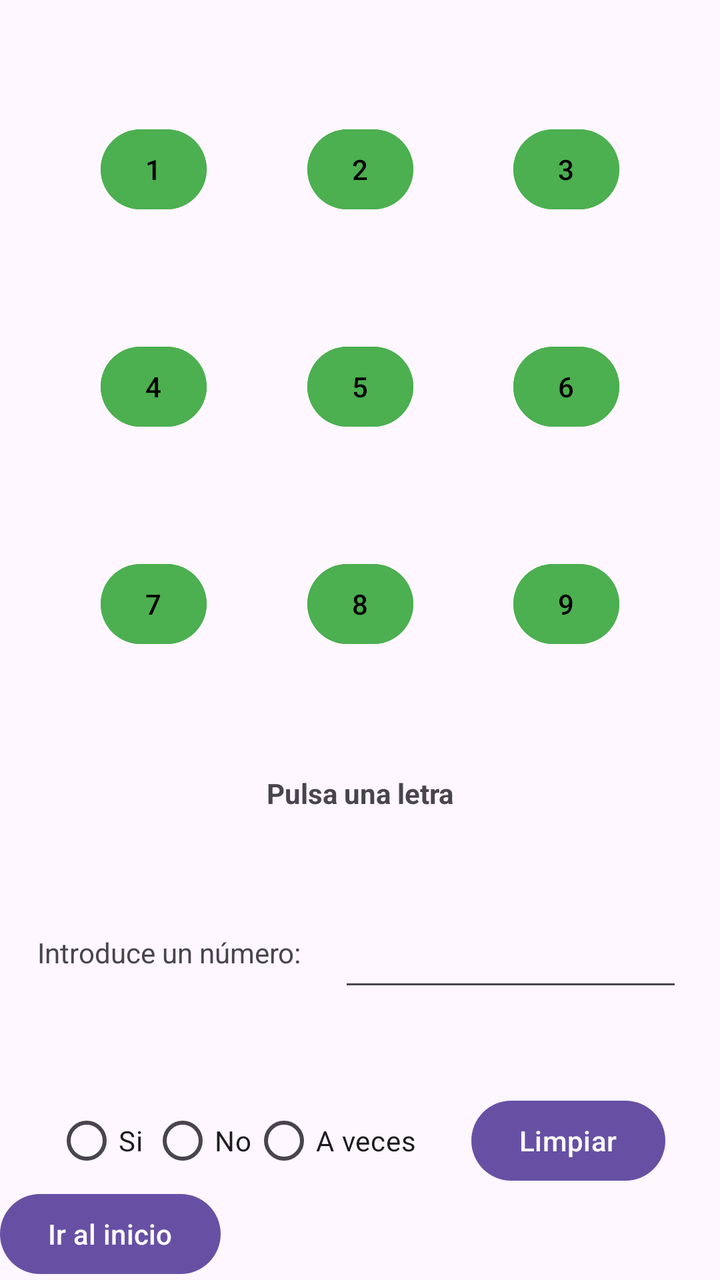
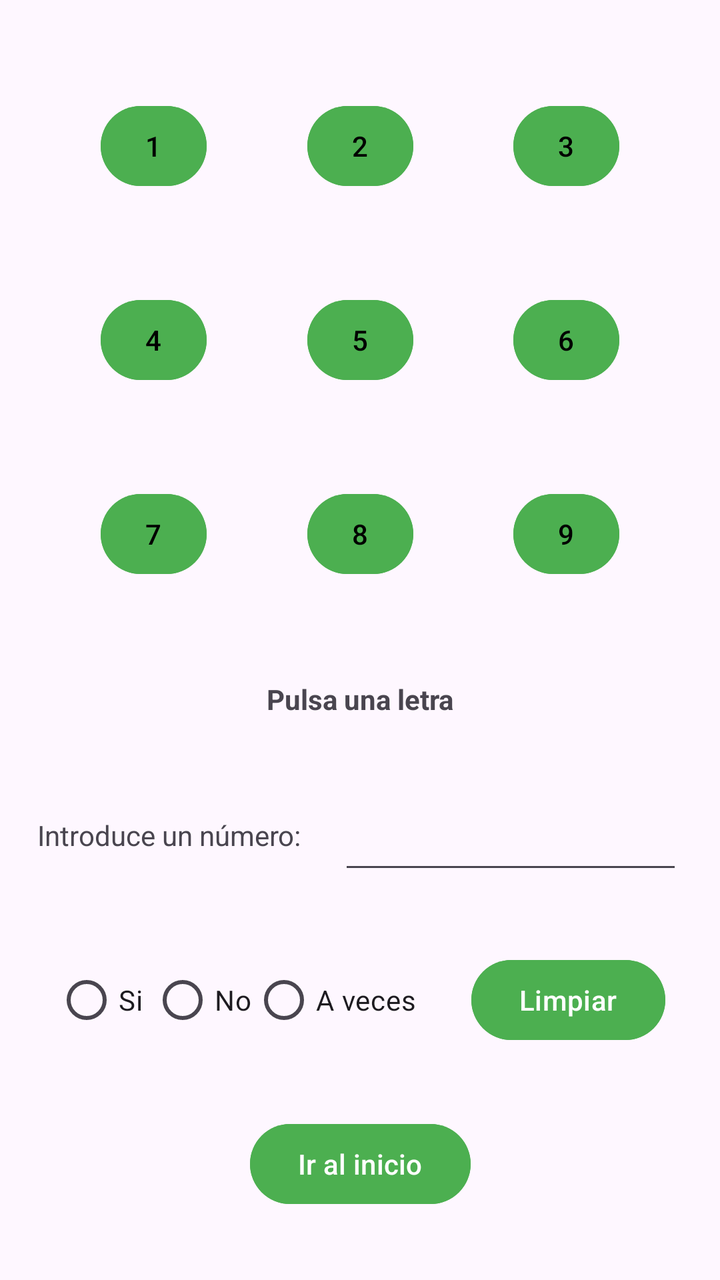

An Android layout rendered at two revisions. The XML below is the earlier revision; the diff shows what the commit changed to produce the second picture.
<!-- AndroidManifest.xml: application theme Theme.ElPastillero -->
<!-- res/layout/activity3.xml -->
<?xml version="1.0" encoding="utf-8"?>
<androidx.constraintlayout.widget.ConstraintLayout xmlns:android="http://schemas.android.com/apk/res/android"
    xmlns:app="http://schemas.android.com/apk/res-auto"
    xmlns:tools="http://schemas.android.com/tools"
    android:id="@+id/etiNombre"
    android:layout_width="match_parent"
    android:layout_height="match_parent"
    tools:context=".Activity_3">

    <Button
        android:id="@+id/btn1"
        android:layout_width="53dp"
        android:layout_height="48dp"
        android:backgroundTint="#4CAF50"
        android:gravity="center"
        android:padding="10dp"
        android:text="@string/_1"
        android:textColor="@color/black"
        android:textSize="14sp"
        app:layout_constraintBottom_toTopOf="@id/btn4"
        app:layout_constraintLeft_toLeftOf="parent"
        app:layout_constraintRight_toLeftOf="@id/btn2"
        app:layout_constraintTop_toTopOf="parent"/>

    <Button
        android:id="@+id/btn2"
        android:layout_width="53dp"
        android:layout_height="48dp"
        android:backgroundTint="#4CAF50"
        android:gravity="center"
        android:padding="10dp"
        android:text="@string/_2"
        android:textColor="@color/black"
        android:textSize="14sp"
        app:layout_constraintBottom_toTopOf="@id/btn5"
        app:layout_constraintLeft_toRightOf="@id/btn1"
        app:layout_constraintRight_toLeftOf="@id/btn3"
        app:layout_constraintTop_toTopOf="parent"/>


    <Button
        android:id="@+id/btn3"
        android:layout_width="53dp"
        android:layout_height="48dp"
        android:backgroundTint="#4CAF50"
        android:gravity="center"
        android:padding="10dp"
        android:text="@string/_3"
        android:textColor="@color/black"
        android:textSize="14sp"
        app:layout_constraintBottom_toTopOf="@id/btn6"
        app:layout_constraintLeft_toRightOf="@id/btn2"
        app:layout_constraintRight_toRightOf="parent"
        app:layout_constraintTop_toTopOf="parent"/>


    <Button
        android:id="@+id/btn4"
        android:layout_width="53dp"
        android:layout_height="48dp"
        android:backgroundTint="#4CAF50"
        android:gravity="center"
        android:padding="10dp"
        android:text="@string/_4"
        android:textColor="@color/black"
        android:textSize="14sp"
        app:layout_constraintBottom_toTopOf="@id/btn7"
        app:layout_constraintLeft_toLeftOf="parent"
        app:layout_constraintRight_toLeftOf="@id/btn5"
        app:layout_constraintTop_toBottomOf="@id/btn1"/>

    <Button
        android:id="@+id/btn5"
        android:layout_width="53dp"
        android:layout_height="48dp"
        android:backgroundTint="#4CAF50"
        android:gravity="center"
        android:padding="10dp"
        android:text="@string/_5"
        android:textColor="@color/black"
        android:textSize="14sp"
        app:layout_constraintBottom_toTopOf="@id/btn8"
        app:layout_constraintLeft_toRightOf="@id/btn4"
        app:layout_constraintRight_toLeftOf="@id/btn6"
        app:layout_constraintTop_toBottomOf="@id/btn2"/>


    <Button
        android:id="@+id/btn6"
        android:layout_width="53dp"
        android:layout_height="48dp"
        android:backgroundTint="#4CAF50"
        android:gravity="center"
        android:padding="10dp"
        android:text="6"
        android:textColor="@color/black"
        android:textSize="14sp"
        app:layout_constraintBottom_toTopOf="@id/btn9"
        app:layout_constraintLeft_toRightOf="@id/btn5"
        app:layout_constraintRight_toRightOf="parent"
        app:layout_constraintTop_toBottomOf="@id/btn3"/>


    <Button
        android:id="@+id/btn7"
        android:layout_width="53dp"
        android:layout_height="48dp"
        android:backgroundTint="#4CAF50"
        android:gravity="center"
        android:padding="10dp"
        android:text="@string/_7"
        android:textColor="@color/black"
        android:textSize="14sp"
        app:layout_constraintBottom_toTopOf="@id/teclaPulsada"
        app:layout_constraintLeft_toLeftOf="parent"
        app:layout_constraintRight_toLeftOf="@id/btn8"
        app:layout_constraintTop_toBottomOf="@id/btn4"/>

    <Button
        android:id="@+id/btn8"
        android:layout_width="53dp"
        android:layout_height="48dp"
        android:backgroundTint="#4CAF50"
        android:gravity="center"
        android:padding="10dp"
        android:text="@string/_8"
        android:textColor="@color/black"
        android:textSize="14sp"
        app:layout_constraintBottom_toTopOf="@id/teclaPulsada"
        app:layout_constraintLeft_toRightOf="@id/btn7"
        app:layout_constraintRight_toLeftOf="@id/btn9"
        app:layout_constraintTop_toBottomOf="@id/btn5"/>


    <Button
        android:id="@+id/btn9"
        android:layout_width="53dp"
        android:layout_height="48dp"
        android:backgroundTint="#4CAF50"
        android:gravity="center"
        android:padding="10dp"
        android:text="@string/_9"
        android:textColor="@color/black"
        android:textSize="14sp"
        app:layout_constraintBottom_toTopOf="@id/teclaPulsada"
        app:layout_constraintLeft_toRightOf="@id/btn8"
        app:layout_constraintRight_toRightOf="parent"
        app:layout_constraintTop_toBottomOf="@id/btn6"
        />

    <TextView
        android:id="@+id/teclaPulsada"
        android:layout_width="wrap_content"
        android:layout_height="wrap_content"
        android:text="Pulsa una letra"
        android:textSize="14sp"
        android:textStyle="bold"
        app:layout_constraintBottom_toTopOf="@id/labelnumero"
        app:layout_constraintLeft_toLeftOf="parent"
        app:layout_constraintRight_toRightOf="parent"
        app:layout_constraintTop_toBottomOf="@id/btn8" />

    <TextView
        android:id="@+id/labelnumero"
        android:layout_width="wrap_content"
        android:layout_height="wrap_content"
        android:text="Introduce un número:"
        tools:layout_editor_absoluteX="43dp"
        tools:layout_editor_absoluteY="673dp"
        app:layout_constraintTop_toBottomOf="@id/teclaPulsada"
        app:layout_constraintBottom_toTopOf="@id/grupobtn"
        app:layout_constraintLeft_toLeftOf="parent"
        app:layout_constraintRight_toLeftOf="@id/txtnumero"
        />

    <EditText
        android:id="@+id/txtnumero"
        android:layout_width="172dp"
        android:layout_height="49dp"
        android:ems="10"
        android:inputType="text"
        app:layout_constraintBottom_toTopOf="@id/grupobtn"
        app:layout_constraintLeft_toRightOf="@id/labelnumero"
        app:layout_constraintRight_toRightOf="parent"
        app:layout_constraintTop_toBottomOf="@id/teclaPulsada"/>

    <RadioGroup
        android:id="@+id/grupobtn"
        android:layout_width="wrap_content"
        android:layout_height="wrap_content"
        app:layout_constraintBottom_toBottomOf="parent"
        app:layout_constraintTop_toBottomOf="@id/txtnumero"
        app:layout_constraintStart_toStartOf="parent"
        app:layout_constraintEnd_toStartOf="@id/btnLimpiar"
        android:orientation="horizontal"
        >
    <RadioButton
            android:id="@+id/rbSi"
            android:layout_width="wrap_content"
            android:layout_height="wrap_content"
            android:text="Si"
            tools:layout_editor_absoluteX="28dp"
            tools:layout_editor_absoluteY="671dp"
            app:layout_constraintTop_toBottomOf="@id/txtnumero"
            app:layout_constraintBottom_toBottomOf="parent"
            app:layout_constraintEnd_toStartOf="@id/rbNo"
            app:layout_constraintStart_toStartOf="parent"
            />

        <RadioButton
            android:id="@+id/rbNo"
            android:layout_width="wrap_content"
            android:layout_height="wrap_content"
            android:text="No"
            tools:layout_editor_absoluteX="28dp"
            tools:layout_editor_absoluteY="671dp"
            app:layout_constraintTop_toBottomOf="@id/txtnumero"
            app:layout_constraintBottom_toBottomOf="parent"
            app:layout_constraintEnd_toStartOf="@id/rbVeces"
            app:layout_constraintStart_toEndOf="@id/rbSi"/>


        <RadioButton
            android:id="@+id/rbVeces"
            android:layout_width="wrap_content"
            android:layout_height="wrap_content"
            android:text="A veces"
            tools:layout_editor_absoluteX="28dp"
            tools:layout_editor_absoluteY="671dp"
            app:layout_constraintTop_toBottomOf="@id/txtnumero"
            app:layout_constraintBottom_toBottomOf="parent"
            app:layout_constraintEnd_toStartOf="@id/btnLimpiar"
            app:layout_constraintStart_toEndOf="@id/rbNo"        />

    </RadioGroup>

    <Button
        android:id="@+id/btnLimpiar"
        android:layout_width="wrap_content"
        android:layout_height="wrap_content"
        android:text="Limpiar"
        tools:layout_editor_absoluteX="324dp"
        tools:layout_editor_absoluteY="669dp"
        app:layout_constraintTop_toBottomOf="@id/txtnumero"
        app:layout_constraintBottom_toBottomOf="parent"
        app:layout_constraintStart_toEndOf="@id/grupobtn"
        app:layout_constraintEnd_toEndOf="parent">

    </Button>

    <Button
        android:id="@+id/btnInicio"
        android:layout_width="wrap_content"
        android:layout_height="wrap_content"
        android:text="Ir al inicio"
        tools:layout_editor_absoluteX="37dp"
        tools:layout_editor_absoluteY="684dp"
        app:layout_constraintTop_toBottomOf="@id/grupobtn"
        app:layout_constraintBottom_toBottomOf="parent"

        />

</androidx.constraintlayout.widget.ConstraintLayout>
<!-- resources referenced by this layout -->
<resources>
  <color name="black">#FF000000</color>
  <string name="_1">1</string>
  <string name="_2">2</string>
  <string name="_3">3</string>
  <string name="_4">4</string>
  <string name="_5">5</string>
  <string name="_7">7</string>
  <string name="_8">8</string>
  <string name="_9">9</string>
  <style name="Theme.ElPastillero" parent="Base.Theme.ElPastillero" />
  <style name="Base.Theme.ElPastillero" parent="Theme.Material3.DayNight.NoActionBar">
          
          
      </style>
</resources>

<!-- the commit's change to res/layout/activity3.xml (unified diff, before → after) -->
@@ -188,7 +188,7 @@
         android:id="@+id/grupobtn"
         android:layout_width="wrap_content"
         android:layout_height="wrap_content"
-        app:layout_constraintBottom_toBottomOf="parent"
+        app:layout_constraintBottom_toTopOf="@id/btnInicio"
         app:layout_constraintTop_toBottomOf="@id/txtnumero"
         app:layout_constraintStart_toStartOf="parent"
         app:layout_constraintEnd_toStartOf="@id/btnLimpiar"
@@ -202,7 +202,7 @@
             tools:layout_editor_absoluteX="28dp"
             tools:layout_editor_absoluteY="671dp"
             app:layout_constraintTop_toBottomOf="@id/txtnumero"
-            app:layout_constraintBottom_toBottomOf="parent"
+            app:layout_constraintBottom_toTopOf="parent"
             app:layout_constraintEnd_toStartOf="@id/rbNo"
             app:layout_constraintStart_toStartOf="parent"
             />
@@ -239,10 +239,9 @@
         android:layout_width="wrap_content"
         android:layout_height="wrap_content"
         android:text="Limpiar"
-        tools:layout_editor_absoluteX="324dp"
-        tools:layout_editor_absoluteY="669dp"
+        android:backgroundTint="#4CAF50"
         app:layout_constraintTop_toBottomOf="@id/txtnumero"
-        app:layout_constraintBottom_toBottomOf="parent"
+        app:layout_constraintBottom_toTopOf="@id/btnInicio"
         app:layout_constraintStart_toEndOf="@id/grupobtn"
         app:layout_constraintEnd_toEndOf="parent">
 
@@ -254,10 +253,11 @@
         android:layout_height="wrap_content"
         android:text="Ir al inicio"
         tools:layout_editor_absoluteX="37dp"
-        tools:layout_editor_absoluteY="684dp"
+        android:backgroundTint="#4CAF50"
         app:layout_constraintTop_toBottomOf="@id/grupobtn"
         app:layout_constraintBottom_toBottomOf="parent"
-
+        app:layout_constraintStart_toStartOf="parent"
+        app:layout_constraintEnd_toEndOf="parent"
         />
 
 </androidx.constraintlayout.widget.ConstraintLayout>
